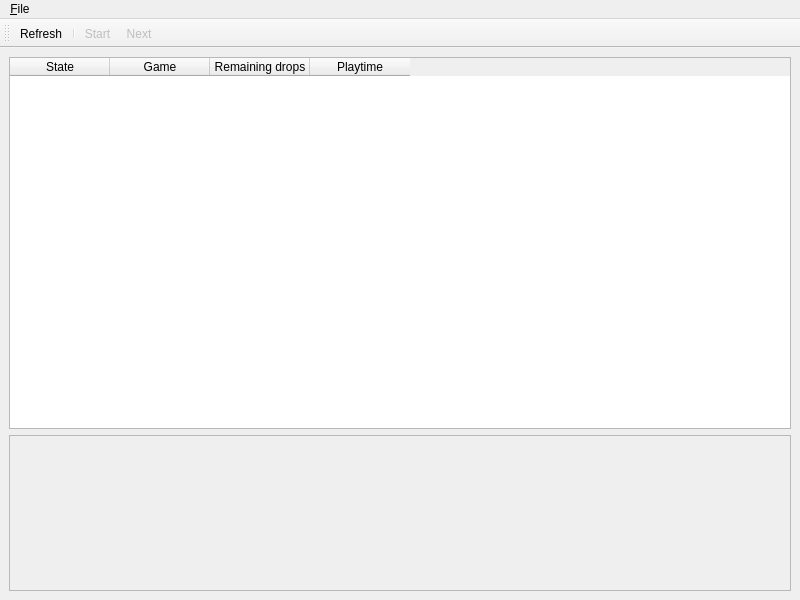
Above: steam_idle_qt/ui/mainwindow.ui from jayme-github/steam_idle before the change. Below: the same form after it.
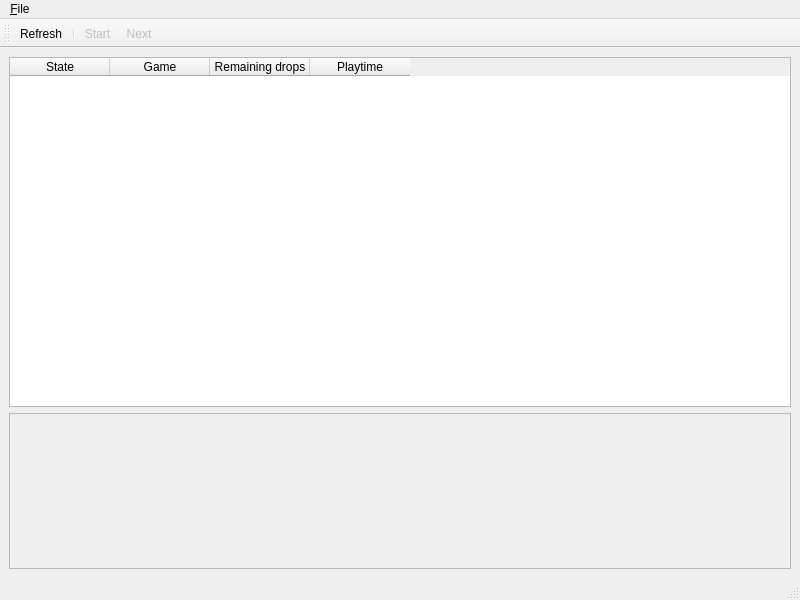
That is the form after the change. Icons and pictures are not drawn.

Commit message: move progress indicator to a statusbar

What changed in the file:
```diff
--- a/steam_idle_qt/ui/mainwindow.ui
+++ b/steam_idle_qt/ui/mainwindow.ui
@@ -124,6 +124,7 @@
    <addaction name="actionStartStop"/>
    <addaction name="actionNext"/>
   </widget>
+  <widget class="QStatusBar" name="statusBar"/>
   <action name="actionQuit">
    <property name="icon">
     <iconset theme="application-exit">
```
The commit also changes 1 other file.
